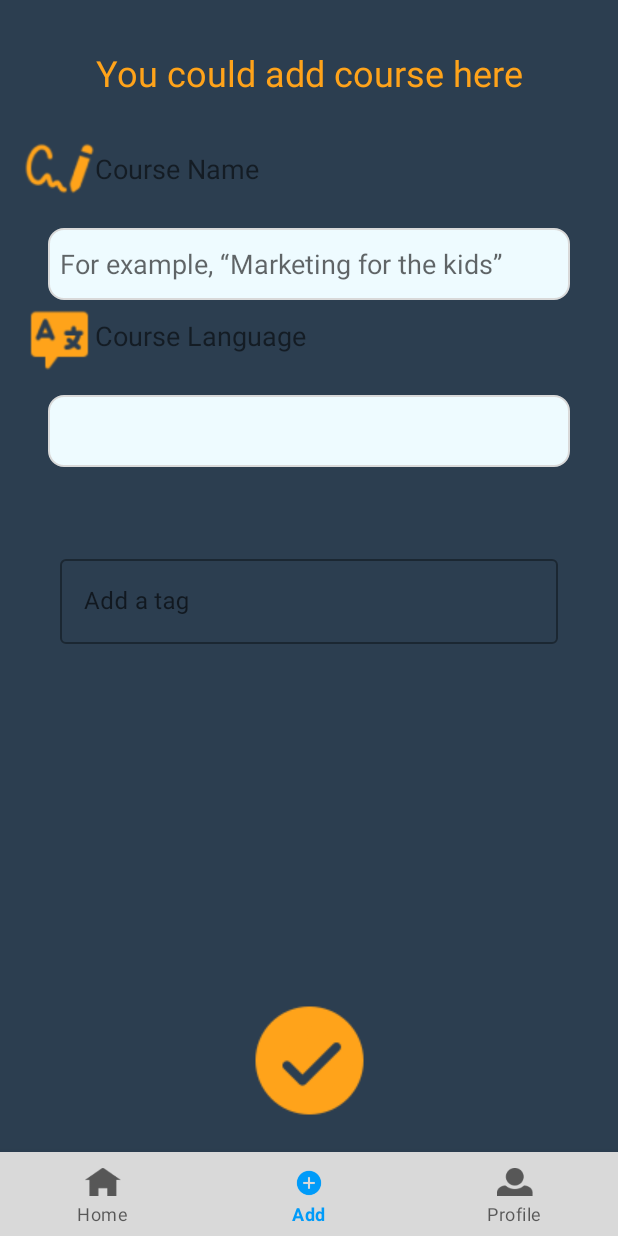
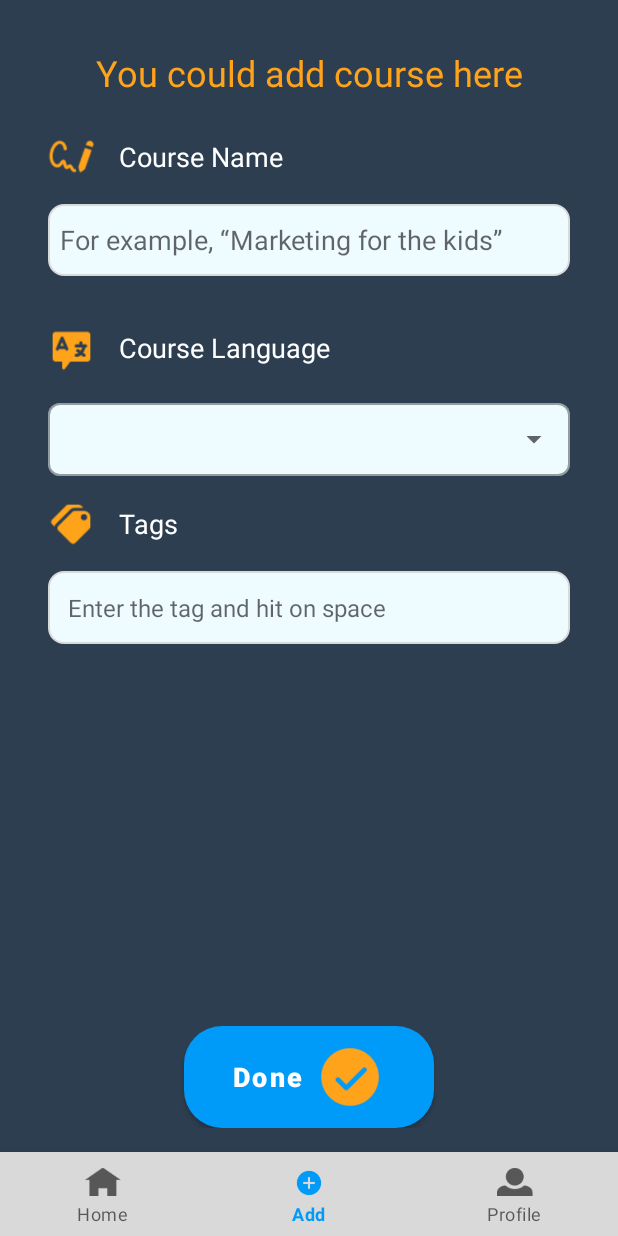
Before and after one commit to Jack-0ut/maverkick-android, an Android app: the AddCourseFragment screen opened through its navigation route, on a phone screen of 412 x 824 dp. Run offline under Robolectric (Android 15) with nearby library versions, the phone set to English and light mode, and no system bars; our stand-ins replace Dagger/Hilt's generated code, Firebase (no records; nobody signed in at launch, a user with empty details on screens opened directly), navigation-ui; pictures from the network do not load.

Commit message:
Added the TagInputField, AddCourseFragment.kt and ViewModel for it and improved some code

```diff
--- a/common/src/main/res/values/styles.xml
+++ b/common/src/main/res/values/styles.xml
@@ -9,5 +9,14 @@
         <item name="android:textColor">@color/white</item>
         <item name="android:textSize">16sp</item>
     </style>
+    <style name="MyExposedDropdownMenu" parent="Widget.MaterialComponents.TextInputLayout.OutlinedBox.Dense.ExposedDropdownMenu">
+        <item name="shapeAppearanceOverlay">@style/ShapeAppearanceOverlay.MyApp.TextInputLayout.Rounded</item>
+        <item name="boxBackgroundColor">@color/accent_color</item>
+    </style>
+
+    <style name="ShapeAppearanceOverlay.MyApp.TextInputLayout.Rounded" parent="">
+        <item name="cornerFamily">rounded</item>
+        <item name="cornerSize">8dp</item>
+    </style>
 
 </resources>
--- a/teacher/src/main/AndroidManifest.xml
+++ b/teacher/src/main/AndroidManifest.xml
@@ -4,7 +4,8 @@
 
     <application>
         <activity android:name=".TeacherMainActivity"
-            android:exported="true">
+            android:exported="true"
+            android:windowSoftInputMode="adjustPan">
             <intent-filter>
                 <action android:name="android.intent.action.VIEW" />
 
--- /dev/null
+++ b/teacher/src/main/java/com/example/teacher/TagInputField.kt
@@ -0,0 +1,86 @@
+package com.example.teacher
+
+import android.content.Context
+import android.graphics.Color
+import android.text.Editable
+import android.text.TextWatcher
+import android.util.AttributeSet
+import android.widget.AutoCompleteTextView
+import android.widget.LinearLayout
+import com.google.android.material.chip.Chip
+import com.google.android.material.chip.ChipGroup
+
+/**
+ * Custom Tag Input Field that give user an ability to enter any text and
+ * on the space click it's formatted as a Chip element
+ **/
+class TagInputField(context: Context, attrs: AttributeSet) : LinearLayout(context, attrs) {
+
+    private var maxChips: Int = 5  // Default value
+    private var currentChipsCount: Int = 0
+
+    val tagInputEditText: AutoCompleteTextView
+    val chipGroup: ChipGroup
+
+    // On max chip number achieved listener
+    var onMaxChipsReached: (() -> Unit)? = null
+
+    init {
+        orientation = VERTICAL
+
+        // Create a ChipGroup
+        chipGroup = ChipGroup(context).apply {
+            // Update layout parameters
+            layoutParams = LayoutParams(LayoutParams.MATCH_PARENT, LayoutParams.WRAP_CONTENT)
+            isSingleLine = false
+        }
+
+        addView(chipGroup)
+
+        // Create an AutoCompleteTextView
+        tagInputEditText = AutoCompleteTextView(context).apply {
+            layoutParams = LayoutParams(LayoutParams.MATCH_PARENT, LayoutParams.WRAP_CONTENT)
+            hint = "Add a tag"
+            setBackgroundColor(Color.WHITE)
+            setTextColor(Color.BLACK)
+            textSize = 16f
+            setPadding(8, 8, 8, 8)
+        }
+        addView(tagInputEditText)
+
+        tagInputEditText.addTextChangedListener(object : TextWatcher {
+            override fun afterTextChanged(s: Editable?) {
+                if (currentChipsCount < maxChips && s?.endsWith(" ") == true) {
+                    val chip = Chip(context).apply {
+                        text = s.trim()
+                        isCloseIconVisible = true
+                        setChipBackgroundColorResource(com.example.common.R.color.secondary_color)
+                        setTextColor(Color.WHITE)
+                        setCloseIconTintResource(com.example.common.R.color.main_accent_color)
+                        setOnCloseIconClickListener {
+                            // Decrease chip count when chip is removed
+                            chipGroup.removeView(this)
+                            currentChipsCount--
+                        }
+                    }
+                    chipGroup.addView(chip)
+                    tagInputEditText.text = null
+                    // Increase chip count when chip is added
+                    currentChipsCount++
+
+                    // Check if maxChips is reached
+                    if (currentChipsCount >= maxChips) {
+                        onMaxChipsReached?.invoke()
+                    }
+                }
+            }
+
+            override fun beforeTextChanged(s: CharSequence?, start: Int, count: Int, after: Int) {}
+            override fun onTextChanged(s: CharSequence?, start: Int, before: Int, count: Int) {}
+        })
+    }
+    /** Change the number of chips user could enter */
+    fun setMaxChips(count: Int) {
+        maxChips = count
+    }
+}
--- a/teacher/src/main/java/com/example/teacher/fragments/AddCourseFragment.kt
+++ b/teacher/src/main/java/com/example/teacher/fragments/AddCourseFragment.kt
@@ -1,15 +1,27 @@
 package com.example.teacher.fragments
 
+import android.content.Context
 import android.os.Bundle
 import android.view.LayoutInflater
 import android.view.View
 import android.view.ViewGroup
+import android.view.inputmethod.InputMethodManager
+import android.widget.ArrayAdapter
+import android.widget.AutoCompleteTextView
+import androidx.core.content.ContextCompat
 import androidx.fragment.app.Fragment
 import androidx.fragment.app.viewModels
+import com.example.teacher.R
 import com.example.teacher.databinding.FragmentAddCourseBinding
 import com.example.teacher.viewmodels.AddCourseViewModel
+import com.google.android.material.chip.Chip
+import com.google.android.material.snackbar.Snackbar
 import dagger.hilt.android.AndroidEntryPoint
 
+/**
+ * Fragment, where Teacher would add information
+ * about new course
+ **/
 @AndroidEntryPoint
 class AddCourseFragment : Fragment() {
     private var _binding: FragmentAddCourseBinding? = null
@@ -23,15 +35,61 @@ class AddCourseFragment : Fragment() {
         savedInstanceState: Bundle?
     ): View {
         _binding = FragmentAddCourseBinding.inflate(inflater, container, false)
+
+        initializeTagInputField()
+        initializeDropdown()
+
         return binding.root
     }
 
     override fun onViewCreated(view: View, savedInstanceState: Bundle?) {
         super.onViewCreated(view, savedInstanceState)
+
+        binding.submitButton.setOnClickListener {
+
+            // Collect data from UI
+            val courseName = binding.courseName.text.toString()
+            val selectedLanguage = (binding.courseLanguage.editText as? AutoCompleteTextView)?.text.toString()
+
+            val tags = mutableListOf<String>()
+            for (i in 0 until binding.tagInputField.chipGroup.childCount) {
+                val chip = binding.tagInputField.chipGroup.getChildAt(i) as? Chip
+                chip?.let { tags.add(it.text.toString()) }
+            }
+
+            // Pass data to ViewModel
+            viewModel.updateCourseName(courseName)
+            viewModel.updateTags(tags)
+            viewModel.updateLanguage(selectedLanguage)
+
+            // Ask the ViewModel to handle course submission
+            viewModel.submitCourse()
+        }
+
+
+        binding.tagInputField.onMaxChipsReached = {
+            // Hide keyboard
+            val inputMethodManager = context?.getSystemService(Context.INPUT_METHOD_SERVICE) as InputMethodManager
+            inputMethodManager.hideSoftInputFromWindow(binding.tagInputField.windowToken, 0)
+            Snackbar.make(binding.tagsLabel, "You could enter up to 5 tags", Snackbar.LENGTH_SHORT).show()
+        }
     }
 
     override fun onDestroyView() {
         super.onDestroyView()
         _binding = null
     }
+
+    private fun initializeTagInputField(){
+        binding.tagInputField.tagInputEditText.hint = "Enter the tag and hit on space"
+        binding.tagInputField.tagInputEditText.setBackgroundResource(R.drawable.tag_input_rounded_corners)
+        binding.tagInputField.tagInputEditText.setBackgroundColor(ContextCompat.getColor(requireContext(), com.example.common.R.color.accent_color))
+    }
+
+    private fun initializeDropdown() {
+        val languages = resources.getStringArray(R.array.languages)
+        val adapter = ArrayAdapter(requireContext(), R.layout.language_list_item, languages)
+        (binding.courseLanguage.editText as? AutoCompleteTextView)?.setAdapter(adapter)
+    }
+
 }
--- a/teacher/src/main/java/com/example/teacher/viewmodels/AddCourseViewModel.kt
+++ b/teacher/src/main/java/com/example/teacher/viewmodels/AddCourseViewModel.kt
@@ -1,5 +1,7 @@
 package com.example.teacher.viewmodels
 
+import androidx.lifecycle.LiveData
+import androidx.lifecycle.MutableLiveData
 import androidx.lifecycle.ViewModel
 import com.example.data.repositories.CourseRepository
 import dagger.hilt.android.lifecycle.HiltViewModel
@@ -15,5 +17,37 @@ class AddCourseViewModel @Inject constructor(
     private val repository: CourseRepository
 ) : ViewModel() {
 
+    private val _courseName = MutableLiveData<String>()
+    val courseName: LiveData<String> get() = _courseName
 
+    private val _tags = MutableLiveData<List<String>>()
+    val tags: LiveData<List<String>> get() = _tags
+
+    private val _selectedLanguage = MutableLiveData<String>()
+    val selectedLanguage: LiveData<String> get() = _selectedLanguage
+
+    fun submitCourse() {
+        // Validate the data before submission
+        if (_courseName.value.isNullOrBlank() ||  _tags.value.isNullOrEmpty() || _selectedLanguage.value.isNullOrBlank()) {
+            //repository.addCourse()
+        }
+
+        // TODO: Implement your logic here to add a new course
+    }
+    fun updateCourseName(name: String) {
+        _courseName.value = name
+    }
+
+    fun updateTags(tags: List<String>) {
+        _tags.value = tags
+    }
+
+    fun updateLanguage(language: String) {
+        _selectedLanguage.value = language
+    }
+
+    /** Method that takes the video and send it to the api to do the necessary transformation**/
+    fun uploadLesson(){
+
+    }
 }
--- /dev/null
+++ b/teacher/src/main/res/drawable/custom_button_background.xml
@@ -0,0 +1,5 @@
+<?xml version="1.0" encoding="utf-8"?>
+<shape xmlns:android="http://schemas.android.com/apk/res/android">
+    <solid android:color="@color/secondary_color" />
+    <corners android:radius="25dp" />
+</shape>
--- /dev/null
+++ b/teacher/src/main/res/drawable/resized_ic_done.xml
@@ -0,0 +1,6 @@
+<layer-list xmlns:android="http://schemas.android.com/apk/res/android">
+    <item
+        android:drawable="@drawable/ic_done"
+        android:width="48dp"
+        android:height="48dp" />
+</layer-list>
--- /dev/null
+++ b/teacher/src/main/res/drawable/tag_input_rounded_corners.xml
@@ -0,0 +1,5 @@
+<?xml version="1.0" encoding="utf-8"?>
+<shape xmlns:android="http://schemas.android.com/apk/res/android">
+    <solid android:color="@color/accent_color"/> <!--Replace with the color you want-->
+    <corners android:radius="8dp" /> <!--Change the radius as per your needs-->
+</shape>
--- a/teacher/src/main/res/layout/fragment_add_course.xml
+++ b/teacher/src/main/res/layout/fragment_add_course.xml
@@ -25,36 +25,36 @@
         android:orientation="vertical"
         app:layout_constraintGuide_percent="0.124087594" />
 
-    <!-- First Row -->
     <ImageView
-        android:id="@+id/firstRowIcon"
+        android:id="@+id/nameIcon"
         android:layout_width="0dp"
         android:layout_height="wrap_content"
         android:adjustViewBounds="true"
         android:src="@drawable/ic_name"
         app:layout_constraintEnd_toStartOf="@+id/guideline"
-        app:layout_constraintStart_toStartOf="parent"
+        app:layout_constraintStart_toStartOf="@+id/course_name"
         app:layout_constraintTop_toBottomOf="@+id/topText"
         android:layout_marginTop="24dp"/>
 
     <TextView
-        android:id="@+id/firstRowLabel"
+        android:id="@+id/nameLabel"
         android:layout_width="0dp"
         android:layout_height="wrap_content"
+        android:layout_marginStart="16dp"
+        android:layout_marginEnd="16dp"
         android:text="Course Name"
         android:textSize="18sp"
+        android:textColor="@color/white"
         app:layout_constraintStart_toStartOf="@id/guideline"
         app:layout_constraintEnd_toEndOf="parent"
-        app:layout_constraintTop_toTopOf="@id/firstRowIcon"
-        app:layout_constraintBottom_toBottomOf="@id/firstRowIcon" />
+        app:layout_constraintTop_toTopOf="@id/nameIcon"
+        app:layout_constraintBottom_toBottomOf="@id/nameIcon" />
 
     <EditText
         android:id="@+id/course_name"
         android:layout_width="0dp"
         android:layout_height="wrap_content"
-        android:layout_marginStart="16dp"
-        android:layout_marginTop="16dp"
-        android:layout_marginEnd="16dp"
+        android:layout_margin="16dp"
         android:background="@drawable/rounded_corner_background"
         android:hint="For example, “Marketing for the kids”"
         android:inputType="text"
@@ -62,90 +62,105 @@
         android:padding="8dp"
         app:layout_constraintEnd_toEndOf="parent"
         app:layout_constraintStart_toStartOf="parent"
-        app:layout_constraintTop_toBottomOf="@id/firstRowIcon" />
+        app:layout_constraintTop_toBottomOf="@id/nameIcon" />
 
-    <!-- Second Row -->
+
     <ImageView
-        android:id="@+id/secondRowIcon"
+        android:id="@+id/languageIcon"
         android:layout_width="0dp"
         android:layout_height="wrap_content"
+        android:layout_marginTop="32dp"
         android:adjustViewBounds="true"
         android:src="@drawable/ic_language"
         app:layout_constraintEnd_toStartOf="@+id/guideline"
-        app:layout_constraintStart_toStartOf="parent"
+        app:layout_constraintStart_toStartOf="@+id/course_language"
         app:layout_constraintTop_toBottomOf="@id/course_name" />
 
     <TextView
-        android:id="@+id/secondRowLabel"
-        android:layout_width="0dp"
-        android:layout_height="wrap_content"
-        android:text="Course Language"
-        android:textSize="18sp"
-        app:layout_constraintStart_toStartOf="@id/guideline"
-        app:layout_constraintEnd_toEndOf="parent"
-        app:layout_constraintTop_toTopOf="@id/secondRowIcon"
-        app:layout_constraintBottom_toBottomOf="@id/secondRowIcon" />
-
-    <Spinner
-        android:id="@+id/course_language"
+        android:id="@+id/languageLabel"
         android:layout_width="0dp"
         android:layout_height="wrap_content"
         android:layout_marginStart="16dp"
-        android:layout_marginTop="16dp"
         android:layout_marginEnd="16dp"
-        android:background="@drawable/rounded_corner_background"
-        android:minHeight="48dp"
-        android:padding="8dp"
+        android:text="Course Language"
+        android:textSize="18sp"
+        android:textColor="@color/white"
+        app:layout_constraintStart_toStartOf="@id/guideline"
+        app:layout_constraintEnd_toEndOf="parent"
+        app:layout_constraintTop_toTopOf="@id/languageIcon"
+        app:layout_constraintBottom_toBottomOf="@id/languageIcon" />
+
+    <com.google.android.material.textfield.TextInputLayout
+        android:id="@+id/course_language"
+        style="@style/MyExposedDropdownMenu"
+        android:layout_width="0dp"
+        android:layout_height="wrap_content"
+        android:layout_margin="16dp"
         app:layout_constraintEnd_toEndOf="parent"
         app:layout_constraintStart_toStartOf="parent"
-        app:layout_constraintTop_toBottomOf="@id/secondRowIcon" />
+        app:layout_constraintTop_toBottomOf="@id/languageIcon">
 
-    <!-- Tags -->
-    <com.google.android.material.chip.ChipGroup
-        android:id="@+id/chipGroup"
-        android:layout_width="0dp"
-        android:layout_height="wrap_content"
-        android:padding="8dp"
-        android:layout_marginTop="16dp"
-        android:layout_marginStart="16dp"
-        android:layout_marginEnd="16dp"
-        app:layout_constraintTop_toBottomOf="@id/course_language"
-        app:layout_constraintStart_toStartOf="parent"
-        app:layout_constraintEnd_toEndOf="parent"
-        app:singleSelection="false"
-        app:chipSpacing="8dp">
-
-    </com.google.android.material.chip.ChipGroup>
-
-    <com.google.android.material.textfield.TextInputLayout
-        android:id="@+id/tag_input_layout"
-        style="@style/Widget.MaterialComponents.TextInputLayout.OutlinedBox"
-        android:layout_width="0dp"
-        android:layout_height="wrap_content"
-        app:layout_constraintTop_toBottomOf="@id/chipGroup"
-        app:layout_constraintStart_toStartOf="parent"
-        app:layout_constraintEnd_toEndOf="parent"
-        android:padding="8dp"
-        android:layout_marginTop="16dp"
-        android:layout_marginStart="16dp"
-        android:layout_marginEnd="16dp">
-
-        <com.google.android.material.textfield.TextInputEditText
-            android:id="@+id/tag_input_edit_text"
+        <AutoCompleteTextView
             android:layout_width="match_parent"
             android:layout_height="wrap_content"
-            android:hint="Add a tag"
-            android:minHeight="48dp" />
+            android:inputType="none"
+            android:background="@null"/>
 
     </com.google.android.material.textfield.TextInputLayout>
 
 
-    <ImageButton
+
+    <ImageView
+        android:id="@+id/tagsIcon"
+        android:layout_width="0dp"
+        android:layout_height="wrap_content"
+        android:layout_marginTop="16dp"
+        android:adjustViewBounds="true"
+        android:src="@drawable/ic_tags"
+        app:layout_constraintEnd_toStartOf="@+id/guideline"
+        app:layout_constraintStart_toStartOf="@+id/tag_input_field"
+        app:layout_constraintTop_toBottomOf="@+id/course_language" />
+
+    <TextView
+        android:id="@+id/tagsLabel"
+        android:layout_width="0dp"
+        android:layout_height="wrap_content"
+        android:layout_marginStart="16dp"
+        android:layout_marginEnd="16dp"
+        android:text="Tags"
+        android:textSize="18sp"
+        android:textColor="@color/white"
+        app:layout_constraintStart_toStartOf="@id/guideline"
+        app:layout_constraintEnd_toEndOf="parent"
+        app:layout_constraintTop_toTopOf="@id/tagsIcon"
+        app:layout_constraintBottom_toBottomOf="@id/tagsIcon" />
+
+    <com.example.teacher.TagInputField
+        android:id="@+id/tag_input_field"
+        android:layout_width="0dp"
+        android:layout_height="wrap_content"
+        android:layout_margin="16dp"
+        android:padding="8dp"
+        android:background="@drawable/rounded_corner_background"
+        app:layout_constraintEnd_toEndOf="parent"
+        app:layout_constraintStart_toStartOf="parent"
+        app:layout_constraintTop_toBottomOf="@id/tagsIcon"/>
+
+    <Button
         android:id="@+id/submitButton"
         android:layout_width="wrap_content"
         android:layout_height="wrap_content"
-        android:src="@drawable/ic_done"
-        android:background="?android:attr/selectableItemBackgroundBorderless"
+        android:text="Done"
+        android:textSize="18sp"
+        android:textColor="#FFFFFF"
+        android:textAllCaps="false"
+        android:textStyle="bold"
+        android:background="@drawable/custom_button_background"
+        android:drawableEnd="@drawable/resized_ic_done"
+        android:drawablePadding="8dp"
+        android:paddingStart="32dp"
+        android:paddingEnd="32dp"
+        android:elevation="2dp"
         app:layout_constraintBottom_toBottomOf="parent"
         app:layout_constraintEnd_toEndOf="parent"
         app:layout_constraintStart_toStartOf="parent" />
--- /dev/null
+++ b/teacher/src/main/res/layout/language_list_item.xml
@@ -0,0 +1,12 @@
+<?xml version="1.0" encoding="utf-8"?>
+<TextView xmlns:android="http://schemas.android.com/apk/res/android"
+    android:layout_width="match_parent"
+    android:layout_height="wrap_content"
+    android:textAppearance="?attr/textAppearanceListItemSmall"
+    android:gravity="center_vertical"
+    android:paddingStart="?attr/listPreferredItemPaddingStart"
+    android:paddingEnd="?attr/listPreferredItemPaddingEnd"
+    android:text="English"
+    android:textStyle="bold"
+    android:textSize="18sp"
+    android:padding="16dp"/>
--- a/teacher/src/main/res/values/strings.xml
+++ b/teacher/src/main/res/values/strings.xml
@@ -1 +1,8 @@
-<resources></resources>
+<resources>
+    <string-array name="languages">
+        <item>English</item>
+        <item>Spanish</item>
+        <item>French</item>
+        <!-- Add more languages as needed -->
+    </string-array>
+</resources>
```
